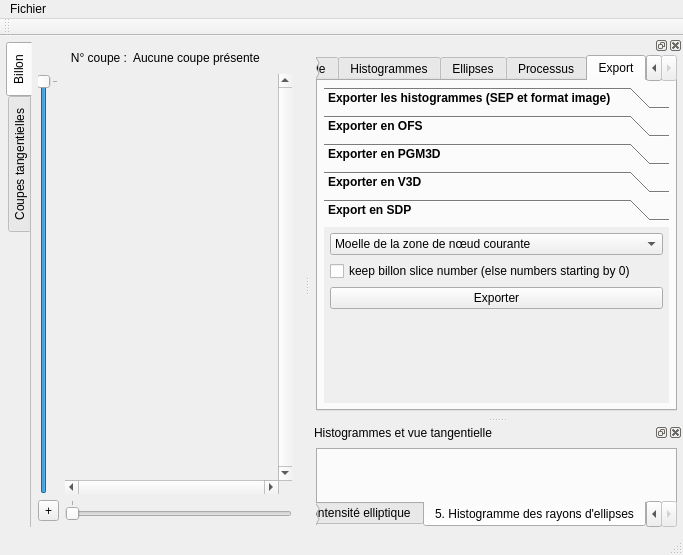
Old version of the form ui/mainwindow.ui in the repository akrah/TKDetection.
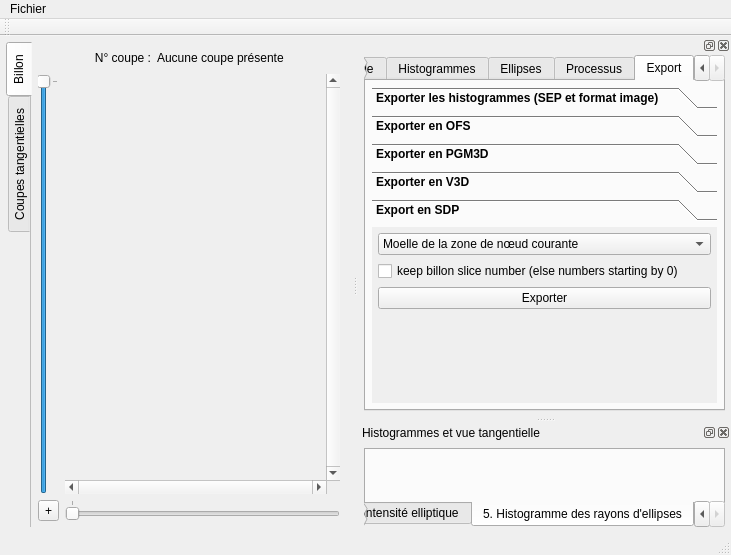
New version of the form. The open tabs and pages were chosen to show the change. Custom widgets are drawn as their Qt base class.

Commit message: Extract a sequence of marow

```diff
--- a/ui/mainwindow.ui
+++ b/ui/mainwindow.ui
@@ -6,7 +6,7 @@
    <rect>
     <x>0</x>
     <y>0</y>
-    <width>683</width>
+    <width>731</width>
     <height>555</height>
    </rect>
   </property>
@@ -243,8 +243,8 @@
     <rect>
      <x>0</x>
      <y>0</y>
-     <width>683</width>
-     <height>29</height>
+     <width>731</width>
+     <height>22</height>
     </rect>
    </property>
    <widget class="QMenu" name="menuFichier">
@@ -2515,8 +2515,8 @@
              <rect>
               <x>0</x>
               <y>0</y>
-              <width>397</width>
-              <height>124</height>
+              <width>342</width>
+              <height>113</height>
              </rect>
             </property>
             <attribute name="label">
```
Left out of the diff: 51 changed lines with no effect on the pictures. The commit also changes 2 other files.
